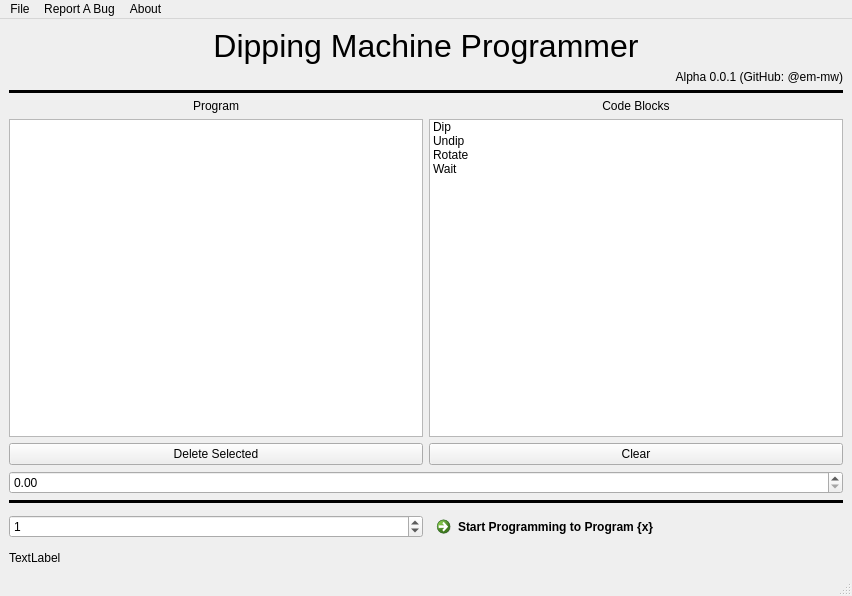
Before: the Qt Designer form ui_programmer/programmer/programmer.ui in em-mw/DipCoatingMachine, drawn with Qt 5.
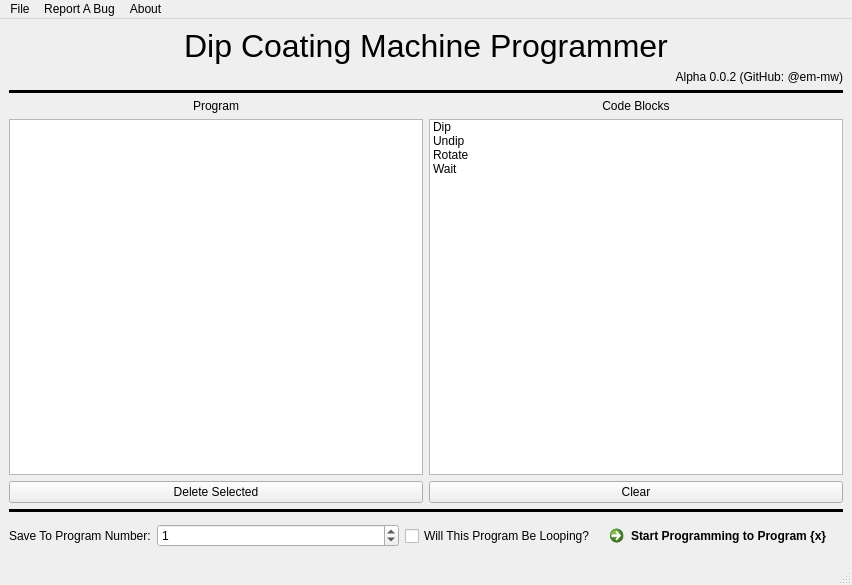
After: the same form once the commit is applied. Icons and pictures are not drawn.

Commit message: added ui loop selection (possible temp deprication) and looping func

What changed in the file:
```diff
--- a/ui_programmer/programmer/programmer.ui
+++ b/ui_programmer/programmer/programmer.ui
@@ -7,7 +7,7 @@
     <x>0</x>
     <y>0</y>
     <width>852</width>
-    <height>596</height>
+    <height>585</height>
    </rect>
   </property>
   <property name="windowTitle">
@@ -16,6 +16,10 @@
   <widget class="QWidget" name="centralwidget">
    <layout class="QVBoxLayout" name="verticalLayout_2">
     <item>
+     <layout class="QHBoxLayout" name="horizontalLayout_4">
+      <item>
+       <layout class="QVBoxLayout" name="verticalLayout_4">
+        <item>
      <widget class="QLabel" name="label">
       <property name="font">
        <font>
@@ -24,7 +28,7 @@
        </font>
       </property>
       <property name="text">
-       <string>Dipping Machine Programmer</string>
+           <string>Dip Coating Machine Programmer</string>
       </property>
       <property name="alignment">
        <set>Qt::AlignmentFlag::AlignCenter</set>
@@ -34,13 +38,17 @@
     <item>
      <widget class="QLabel" name="label_2">
       <property name="text">
-       <string>Alpha 0.0.1 (GitHub: @em-mw)</string>
+           <string>Alpha 0.0.2 (GitHub: @em-mw)</string>
       </property>
       <property name="alignment">
        <set>Qt::AlignmentFlag::AlignRight|Qt::AlignmentFlag::AlignTrailing|Qt::AlignmentFlag::AlignVCenter</set>
       </property>
      </widget>
     </item>
+       </layout>
+      </item>
+     </layout>
+    </item>
     <item>
      <widget class="Line" name="line">
       <property name="frameShadow">
@@ -156,9 +164,6 @@
       </item>
      </layout>
     </item>
-    <item>
-     <widget class="QDoubleSpinBox" name="doubleSpinBox"/>
-    </item>
     <item>
      <widget class="Line" name="line_2">
       <property name="frameShadow">
@@ -174,6 +179,19 @@
     </item>
     <item>
      <layout class="QHBoxLayout" name="horizontalLayout_3">
+      <item>
+       <widget class="QLabel" name="label_toolTip">
+        <property name="sizePolicy">
+         <sizepolicy hsizetype="Maximum" vsizetype="Preferred">
+          <horstretch>0</horstretch>
+          <verstretch>0</verstretch>
+         </sizepolicy>
+        </property>
+        <property name="text">
+         <string>Save To Program Number:</string>
+        </property>
+       </widget>
+      </item>
       <item>
        <widget class="QSpinBox" name="spinBox">
         <property name="maximum">
@@ -184,8 +202,27 @@
         </property>
        </widget>
       </item>
+      <item>
+       <widget class="QCheckBox" name="checkBox">
+        <property name="sizePolicy">
+         <sizepolicy hsizetype="Maximum" vsizetype="Fixed">
+          <horstretch>0</horstretch>
+          <verstretch>0</verstretch>
+         </sizepolicy>
+        </property>
+        <property name="text">
+         <string>Will This Program Be Looping?</string>
+        </property>
+       </widget>
+      </item>
       <item>
        <widget class="QCommandLinkButton" name="commandLinkButton">
+        <property name="sizePolicy">
+         <sizepolicy hsizetype="Preferred" vsizetype="Preferred">
+          <horstretch>0</horstretch>
+          <verstretch>0</verstretch>
+         </sizepolicy>
+        </property>
         <property name="text">
          <string>Start Programming to Program {x}</string>
         </property>
@@ -196,13 +233,6 @@
       </item>
      </layout>
     </item>
-    <item>
-     <widget class="QLabel" name="label_toolTip">
-      <property name="text">
-       <string>TextLabel</string>
-      </property>
-     </widget>
-    </item>
    </layout>
   </widget>
   <widget class="QMenuBar" name="menubar">
```
Left out of the diff: 6 changed lines with no effect on the pictures. Lines whose indentation alone changed are shown as unchanged. The commit also changes 9 other files.
